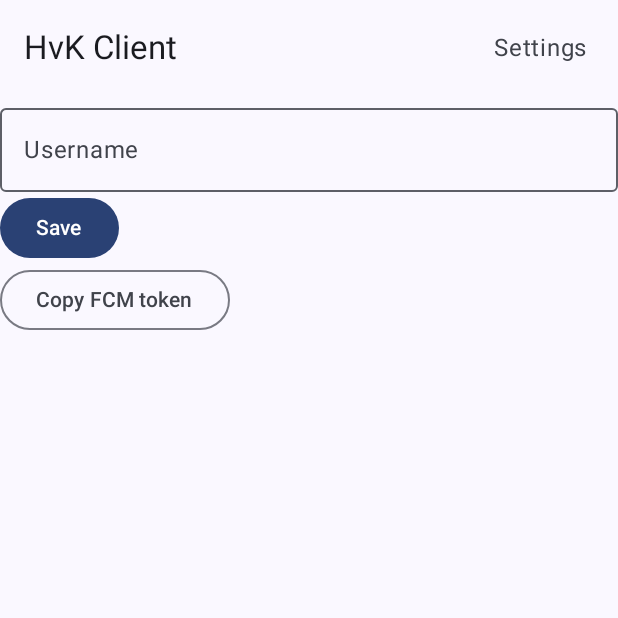
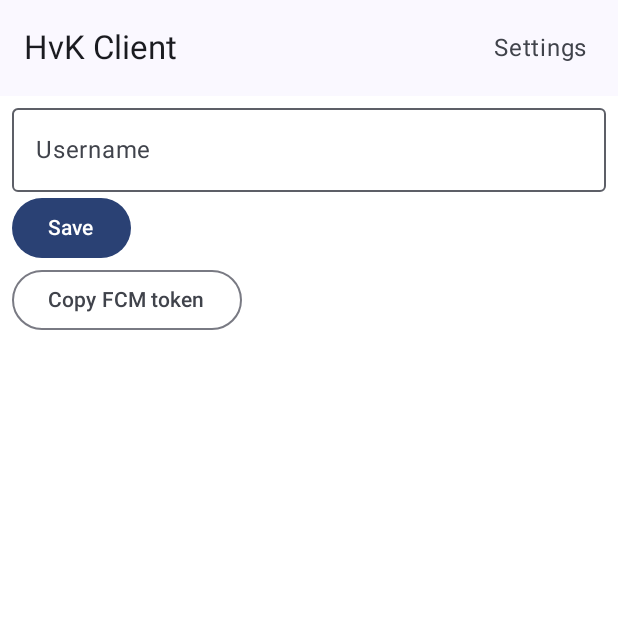
Before and after one commit to GXBaum/spclientandroid, an Android app built with Jetpack Compose: the screen it shows after launch (MainActivity), after a tap on "Settings", on a phone screen of 412 x 824 dp, the top half of it. Run offline under Robolectric (Android 15) with nearby library versions, the phone set to English and light mode, and no system bars; our stand-ins replace Dagger/Hilt's generated code.

Commit message:
horizontales Padding für einige Composables

```diff
--- a/app/src/main/java/com/rafaelbeckmann/hvkclientmitbenachrichtigungen/data/remote/MyApi.kt
+++ b/app/src/main/java/com/rafaelbeckmann/hvkclientmitbenachrichtigungen/data/remote/MyApi.kt
@@ -24,12 +24,6 @@ interface MyApi {
         @Query("spUsername") spUsername: String
     ): Response<UserCourses>
 
-    /*
-    @GET("api/getUserMarksForCourse")
-    suspend fun getUserMarksForCourse(
-        @Query("courseId") courseId: Int
-    ): Response<UserMarks>
-    */
 
     //v2 of that with rest
     @GET("api/users/{username}/{courseId}/marks")
--- a/app/src/main/java/com/rafaelbeckmann/hvkclientmitbenachrichtigungen/data/repository/MyRepositoryImpl.kt
+++ b/app/src/main/java/com/rafaelbeckmann/hvkclientmitbenachrichtigungen/data/repository/MyRepositoryImpl.kt
@@ -59,24 +59,6 @@ class MyRepositoryImpl(
         }
     }
 
-
-
-    /*
-    override fun getUserMarksForCourse(courseId: Int): Flow<Result<List<UserMark>>> = flow {
-        try {
-            val response = api.getUserMarksForCourse(courseId)
-            if (response.isSuccessful) {
-                response.body()?.let { userMarks ->
-                    emit(Result.success(userMarks.marks))
-                } ?: emit(Result.failure(IOException("Response body is null")))
-            } else {
-                emit(Result.failure(IOException("Error ${response.code()}: ${response.message()}")))
-            }
-        } catch (e: Exception) {
-            emit(Result.failure(e))
-        }
-    }
-    */
     override fun getUserMarksForCourse(username: String, courseId: Int): Flow<Result<List<UserMark>>> = flow {
         try {
             val response = api.getUserMarksForCourse(username, courseId)
--- a/app/src/main/java/com/rafaelbeckmann/hvkclientmitbenachrichtigungen/domain/repository/MyRepository.kt
+++ b/app/src/main/java/com/rafaelbeckmann/hvkclientmitbenachrichtigungen/domain/repository/MyRepository.kt
@@ -21,7 +21,6 @@ interface MyRepository {
      */
     fun getUserCourses(username: String): Flow<Result<List<UserCourse>>>
 
-    //fun getUserMarksForCourse(courseId: Int): Flow<Result<List<UserMark>>>
     fun getUserMarksForCourse(username: String, courseId: Int): Flow<Result<List<UserMark>>>
 
     /**
--- a/app/src/main/java/com/rafaelbeckmann/hvkclientmitbenachrichtigungen/ui/coursedetail/CourseDetailScreen.kt
+++ b/app/src/main/java/com/rafaelbeckmann/hvkclientmitbenachrichtigungen/ui/coursedetail/CourseDetailScreen.kt
@@ -51,7 +51,8 @@ fun CourseDetailScreen(
     }
 
     Box(
-        modifier = modifier.fillMaxSize(),
+        modifier = modifier.fillMaxSize()
+            .padding(horizontal = 8.dp),
         contentAlignment = Alignment.Center
     ) {
         when {
--- a/app/src/main/java/com/rafaelbeckmann/hvkclientmitbenachrichtigungen/ui/courses/CoursesScreen.kt
+++ b/app/src/main/java/com/rafaelbeckmann/hvkclientmitbenachrichtigungen/ui/courses/CoursesScreen.kt
@@ -70,6 +70,7 @@ fun CoursesScreen(
     Column(
         modifier = Modifier
             .fillMaxSize()
+            .padding(horizontal = 8.dp)
         ) {
         when {
             isLoading -> {
--- a/app/src/main/java/com/rafaelbeckmann/hvkclientmitbenachrichtigungen/ui/settings/SettingsScreen.kt
+++ b/app/src/main/java/com/rafaelbeckmann/hvkclientmitbenachrichtigungen/ui/settings/SettingsScreen.kt
@@ -2,6 +2,7 @@ package com.rafaelbeckmann.hvkclientmitbenachrichtigungen.ui.settings
 
 import androidx.compose.foundation.layout.Column
 import androidx.compose.foundation.layout.fillMaxWidth
+import androidx.compose.foundation.layout.padding
 import androidx.compose.material3.Button
 import androidx.compose.material3.OutlinedTextField
 import androidx.compose.material3.Text
@@ -13,6 +14,7 @@ import androidx.compose.runtime.remember
 import androidx.compose.runtime.rememberCoroutineScope
 import androidx.compose.runtime.setValue
 import androidx.compose.ui.Modifier
+import androidx.compose.ui.unit.dp
 import androidx.hilt.navigation.compose.hiltViewModel
 import com.rafaelbeckmann.hvkclientmitbenachrichtigungen.ui.common.CopyTokenButton
 import kotlinx.coroutines.launch
@@ -40,7 +42,10 @@ fun SettingsScreen(
         }
     }
 
-    Column {
+    Column (
+        modifier = modifier
+            .padding(horizontal = 8.dp)
+    ) {
         OutlinedTextField(
             value = username,
             onValueChange = { username = it },
```
